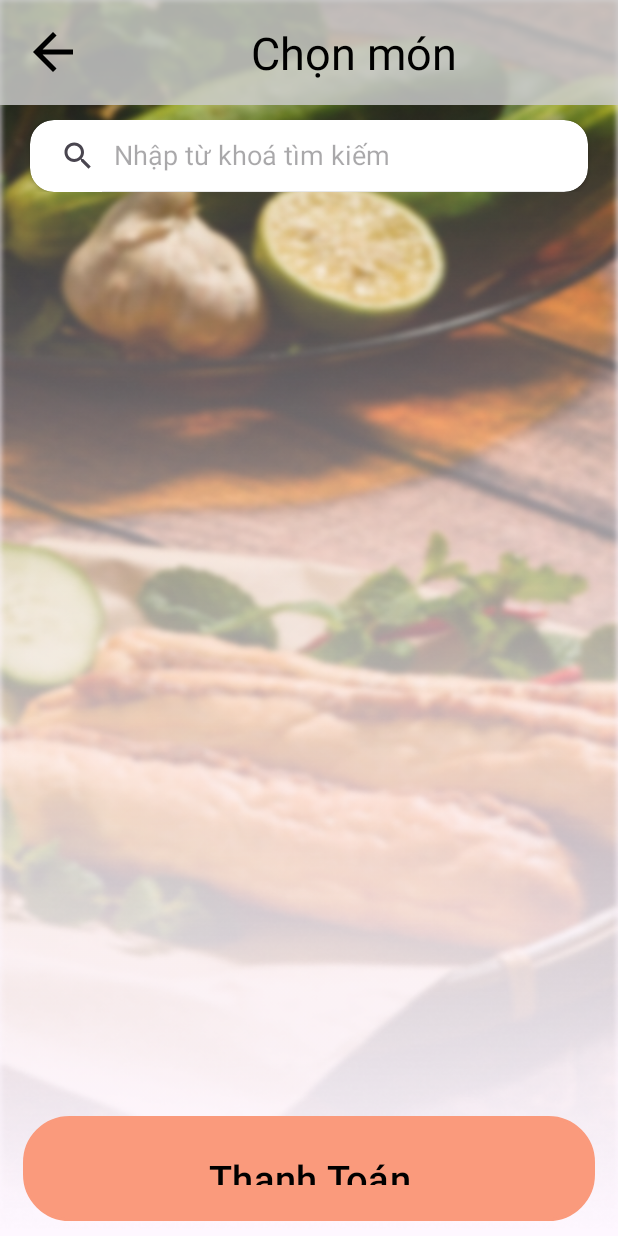
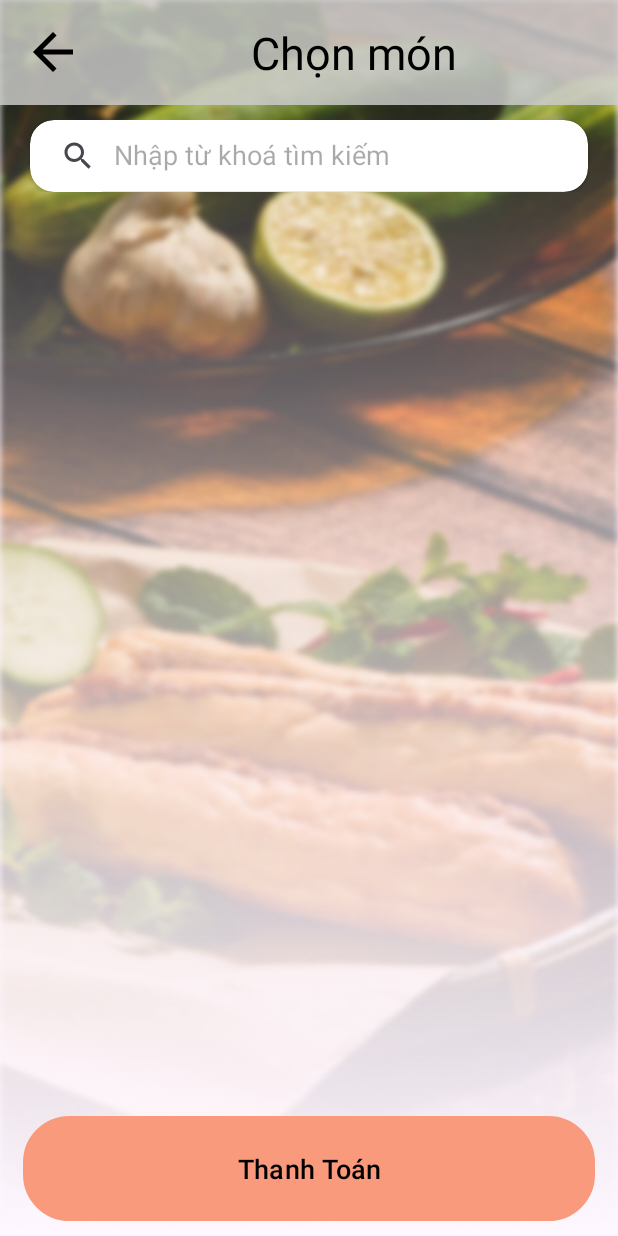
Before and after one commit to ngantrandev/App-Quan-An-Android-Java, an Android app: the activity_food_menu screen opened directly, with no data from a screen before it, on a phone screen of 412 x 824 dp. Run offline under Robolectric (Android 15) with nearby library versions, the phone set to English and light mode, and no system bars; our stand-ins replace Picasso; pictures from the network do not load; 1 statement that could not run was skipped.

Commit message:
sửa hiển thị view

```diff
--- a/app/src/main/java/com/example/quanlyquanan/hao/AdapterTable.java
+++ b/app/src/main/java/com/example/quanlyquanan/hao/AdapterTable.java
@@ -74,7 +74,7 @@ public class AdapterTable extends RecyclerView.Adapter<HolderTable> {
         //Check Button StatusTable
         if (table.getStatus() == 1) {
             holder.tableStatus.setText("Đang sử dụng");
-            holder.btnReturn.setVisibility(View.VISIBLE);
+//            holder.btnReturn.setVisibility(View.VISIBLE);
             holder.itemlayer.setCardBackgroundColor(ContextCompat.getColor(context, R.color.red));
             holder.thumb.setImageResource(R.drawable.baseline_table_bar_24_white);
             holder.tableTitle.setTextColor(ContextCompat.getColor(context, R.color.white));
--- a/app/src/main/res/layout/activity_food_menu.xml
+++ b/app/src/main/res/layout/activity_food_menu.xml
@@ -106,9 +106,8 @@
         android:layout_width="match_parent"
         android:layout_height="80dp"
         android:text="Thanh Toán"
-        android:textSize="25dp"
+        android:textSize="18sp"
         android:layout_margin="10dp"
-        android:paddingVertical="20dp"
         android:gravity="center"
         android:textColor="@color/black"
         />
--- a/app/src/main/res/layout/item_food_hao.xml
+++ b/app/src/main/res/layout/item_food_hao.xml
@@ -132,6 +132,7 @@
                 android:id="@+id/itemFoodBtnNote"
                 android:layout_marginRight="10dp"
                 android:layout_width="wrap_content"
+                android:visibility="gone"
                 android:layout_height="match_parent"
                 android:text="Ghi chú"
                 android:padding="10dp"
--- a/app/src/main/res/layout/item_table_hao.xml
+++ b/app/src/main/res/layout/item_table_hao.xml
@@ -110,6 +110,7 @@
             android:layout_width="wrap_content"
             android:layout_height="35dp"
             android:text="Trả bàn"
+            android:visibility="gone"
             android:background="@drawable/btn_backgroud"
             android:textColor="@color/contentbutton"
             android:drawableTint="@color/contentbutton"
@@ -127,6 +128,7 @@
             android:layout_marginRight="10dp"
             android:layout_width="wrap_content"
             android:layout_height="match_parent"
+            android:visibility="gone"
             android:text="Ghi chú"
             android:background="@drawable/btn_backgroud"
             android:drawableLeft="@drawable/baseline_edit_note_24"
```
